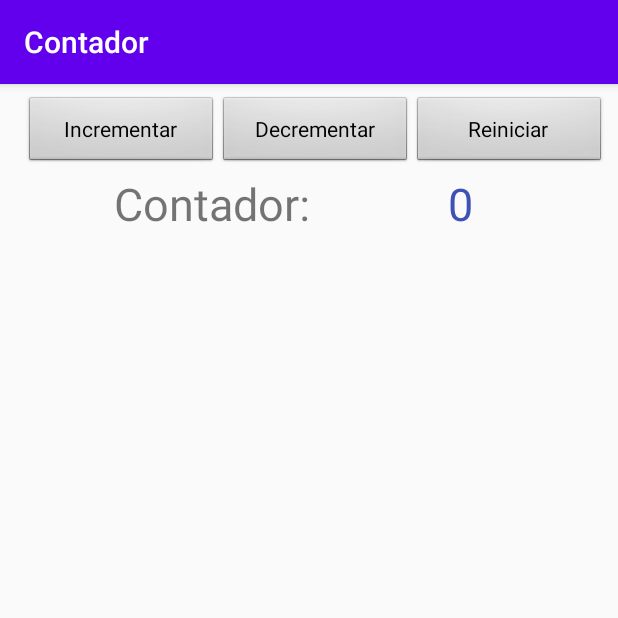
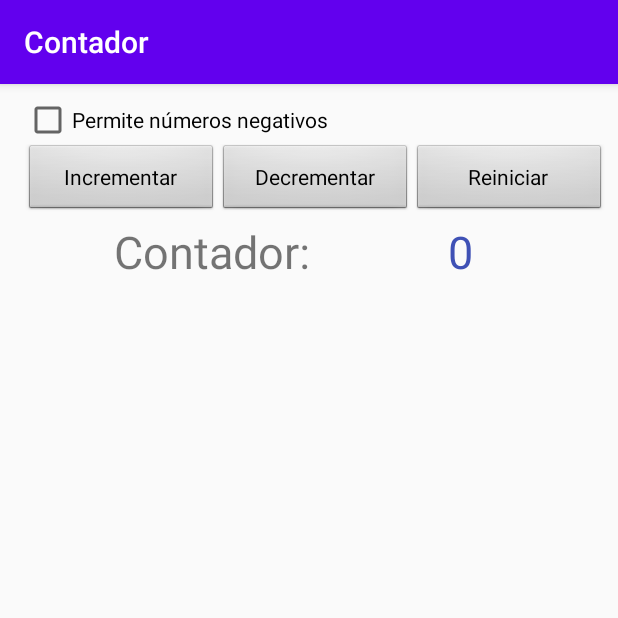
Before and after one commit to coreJesusTriano/android.curso.contador, an Android app: the screen it shows after launch (MainActivity), after a tap on "Decrementar", on a phone screen of 412 x 824 dp, the top half of it. Run offline under Robolectric (Android 15) with nearby library versions, the phone set to English and light mode, and no system bars; 2 other taps on this screen came first.

```diff
--- a/app/src/main/java/com/example/lunes2w_diseovista/MainActivity.java
+++ b/app/src/main/java/com/example/lunes2w_diseovista/MainActivity.java
@@ -4,11 +4,13 @@ import androidx.appcompat.app.AppCompatActivity;
 
 import android.os.Bundle;
 import android.view.View;
+import android.widget.CheckBox;
 import android.widget.TextView;
 
-public class MainActivity extends AppCompatActivity {
+public class MainActivity extends AppCompatActivity implements View.OnClickListener{
 
     private int counter;
+    private CheckBox negative;
 
     @Override
     protected void onCreate(Bundle savedInstanceState) {
@@ -16,6 +18,8 @@ public class MainActivity extends AppCompatActivity {
         setContentView(R.layout.activity_main);
         counter = 0;
         showCounter();
+        this.negative = (CheckBox) findViewById(R.id.cB_negative);
+        negative.setOnClickListener(this);
     }
 
     public void increment(View view) {
@@ -25,6 +29,9 @@ public class MainActivity extends AppCompatActivity {
 
     public void decrement(View view) {
         counter--;
+        if (!negative.isChecked() && counter<0){
+                counter=0;
+        }
         showCounter();
     }
 
@@ -38,4 +45,15 @@ public class MainActivity extends AppCompatActivity {
         status = (TextView) findViewById(R.id.result);
         status.setText(String.valueOf(counter));
     }
+
+    public void Verify(View vista){
+        if (!negative.isChecked() && counter<0){
+            counter=0;
+        }
+    }
+
+    @Override
+    public void onClick(View view) {
+
+    }
 }
--- a/app/src/main/res/layout/activity_main.xml
+++ b/app/src/main/res/layout/activity_main.xml
@@ -17,6 +17,20 @@
         app:layout_constraintEnd_toEndOf="parent"
         app:layout_constraintStart_toStartOf="parent"
         app:layout_constraintTop_toTopOf="parent">
+
+        <TableRow
+            android:layout_width="match_parent"
+            android:layout_height="match_parent" >
+
+            <CheckBox
+                android:id="@+id/cB_negative"
+                android:layout_width="wrap_content"
+                android:layout_height="wrap_content"
+                android:text="@string/negative"
+                android:checked="true"
+                android:onClick="Verify"
+                />
+        </TableRow>
 
         <TableRow
             style="?android:attr/buttonBarStyle"
--- a/app/src/main/res/values/strings.xml
+++ b/app/src/main/res/values/strings.xml
@@ -7,4 +7,5 @@
     <string name="reset">Reiniciar</string>
     <string name="counter">Contador:</string>
     <string name="result">Resultado</string>
+    <string name="negative">Permite números negativos</string>
 </resources>
```
